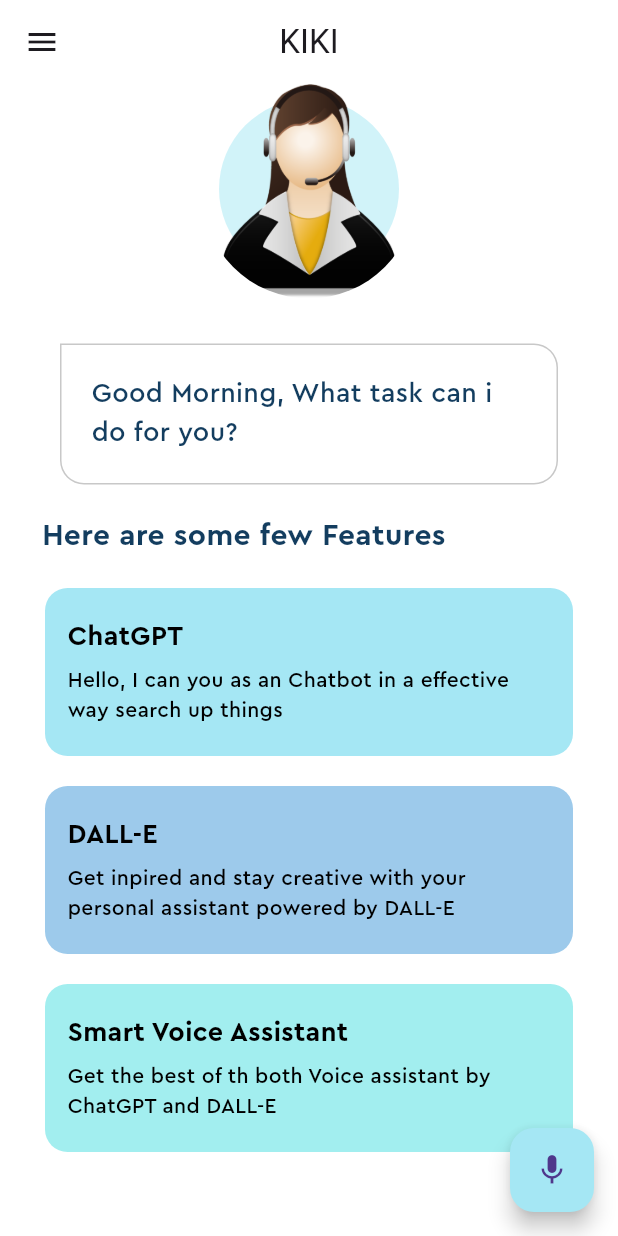
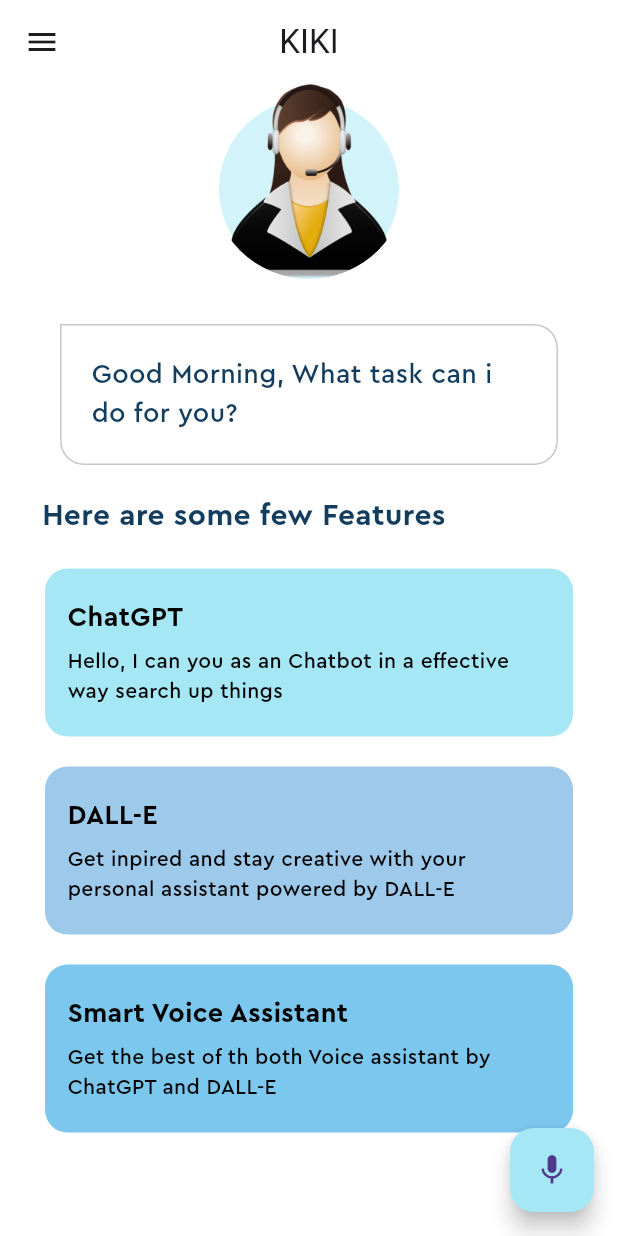
Before and after one commit to Sampanna-Barakoti/Voice-Assistance-App, a Flutter app: the screen it shows after launch, on a phone screen of 412 x 824 dp. Run offline on Flutter 3.47's test engine with Material 3 defaults, Android fonts, the phone set to English and light mode, and no system bars.

Commit message:
few changes in UI

```diff
--- a/lib/home_page.dart
+++ b/lib/home_page.dart
@@ -35,7 +35,7 @@ class _HomePageState extends State<HomePage> {
                 ),
               ),
               Container(
-                height: 143,
+                height: 130,
                 decoration: BoxDecoration(
                   shape: BoxShape.circle,
                   image: DecorationImage(
@@ -99,7 +99,7 @@ class _HomePageState extends State<HomePage> {
                     "Get inpired and stay creative with your personal assistant powered by DALL-E",
               ),
               FeatureBox(
-                color: Pallete.thirdSuggestionBoxColor,
+                color: const Color.fromARGB(255, 123, 199, 237),
                 headerText: 'Smart Voice Assistant',
                 descriptionText:
                     "Get the best of th both Voice assistant by ChatGPT and DALL-E",
```
